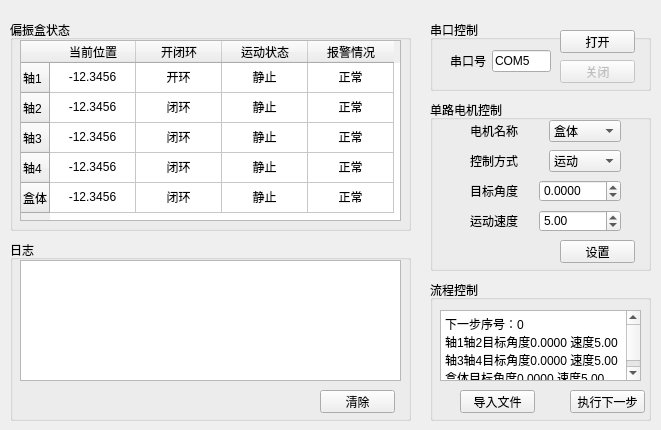
Qt form gui.ui (angel263wy/Ctrl_cabinet) before a commit.
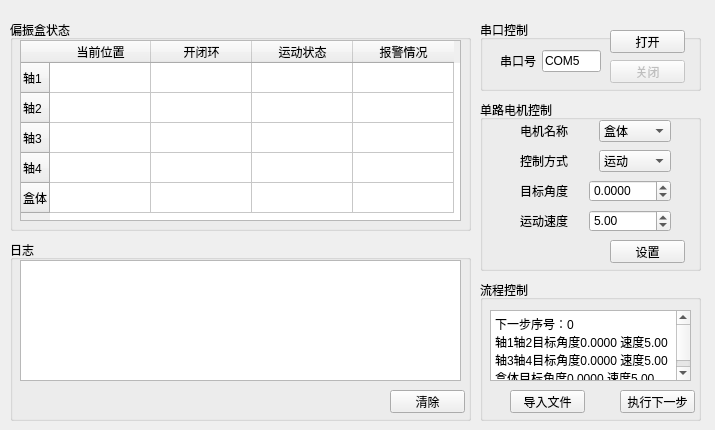
The same form after that commit.

Commit message: 完成串口接收程序 完成接收帧解码 显示

```diff
--- a/gui.ui
+++ b/gui.ui
@@ -6,7 +6,7 @@
    <rect>
     <x>0</x>
     <y>0</y>
-    <width>661</width>
+    <width>715</width>
     <height>430</height>
    </rect>
   </property>
@@ -16,7 +16,7 @@
   <widget class="QGroupBox" name="groupBox">
    <property name="geometry">
     <rect>
-     <x>430</x>
+     <x>480</x>
      <y>20</y>
      <width>221</width>
      <height>71</height>
@@ -92,7 +92,7 @@
     <rect>
      <x>10</x>
      <y>20</y>
-     <width>401</width>
+     <width>461</width>
      <height>211</height>
     </rect>
    </property>
@@ -104,7 +104,7 @@
      <rect>
       <x>10</x>
       <y>20</y>
-      <width>381</width>
+      <width>441</width>
       <height>181</height>
      </rect>
     </property>
@@ -115,7 +115,7 @@
      <number>1</number>
     </property>
     <attribute name="horizontalHeaderDefaultSectionSize">
-     <number>86</number>
+     <number>101</number>
     </attribute>
     <row>
      <property name="text">
@@ -164,7 +164,7 @@
     </column>
     <item row="0" column="0">
      <property name="text">
-      <string>-12.3456</string>
+      <string/>
      </property>
      <property name="textAlignment">
       <set>AlignCenter</set>
@@ -172,7 +172,7 @@
     </item>
     <item row="0" column="1">
      <property name="text">
-      <string>开环</string>
+      <string/>
      </property>
      <property name="textAlignment">
       <set>AlignCenter</set>
@@ -180,7 +180,7 @@
     </item>
     <item row="0" column="2">
      <property name="text">
-      <string>静止</string>
+      <string/>
      </property>
      <property name="textAlignment">
       <set>AlignCenter</set>
@@ -188,7 +188,7 @@
     </item>
     <item row="0" column="3">
      <property name="text">
-      <string>正常</string>
+      <string/>
      </property>
      <property name="textAlignment">
       <set>AlignCenter</set>
@@ -196,7 +196,7 @@
     </item>
     <item row="1" column="0">
      <property name="text">
-      <string>-12.3456</string>
+      <string/>
      </property>
      <property name="textAlignment">
       <set>AlignCenter</set>
@@ -204,7 +204,7 @@
     </item>
     <item row="1" column="1">
      <property name="text">
-      <string>闭环</string>
+      <string/>
      </property>
      <property name="textAlignment">
       <set>AlignCenter</set>
@@ -212,7 +212,7 @@
     </item>
     <item row="1" column="2">
      <property name="text">
-      <string>静止</string>
+      <string/>
      </property>
      <property name="textAlignment">
       <set>AlignCenter</set>
@@ -220,7 +220,7 @@
     </item>
     <item row="1" column="3">
      <property name="text">
-      <string>正常</string>
+      <string/>
      </property>
      <property name="textAlignment">
       <set>AlignCenter</set>
@@ -228,7 +228,7 @@
     </item>
     <item row="2" column="0">
      <property name="text">
-      <string>-12.3456</string>
+      <string/>
      </property>
      <property name="textAlignment">
       <set>AlignCenter</set>
@@ -236,7 +236,7 @@
     </item>
     <item row="2" column="1">
      <property name="text">
-      <string>闭环</string>
+      <string/>
      </property>
      <property name="textAlignment">
       <set>AlignCenter</set>
@@ -244,7 +244,7 @@
     </item>
     <item row="2" column="2">
      <property name="text">
-      <string>静止</string>
+      <string/>
      </property>
      <property name="textAlignment">
       <set>AlignCenter</set>
@@ -252,7 +252,7 @@
     </item>
     <item row="2" column="3">
      <property name="text">
-      <string>正常</string>
+      <string/>
      </property>
      <property name="textAlignment">
       <set>AlignCenter</set>
@@ -260,7 +260,7 @@
     </item>
     <item row="3" column="0">
      <property name="text">
-      <string>-12.3456</string>
+      <string/>
      </property>
      <property name="textAlignment">
       <set>AlignCenter</set>
@@ -268,7 +268,7 @@
     </item>
     <item row="3" column="1">
      <property name="text">
-      <string>闭环</string>
+      <string/>
      </property>
      <property name="textAlignment">
       <set>AlignCenter</set>
@@ -276,7 +276,7 @@
     </item>
     <item row="3" column="2">
      <property name="text">
-      <string>静止</string>
+      <string/>
      </property>
      <property name="textAlignment">
       <set>AlignCenter</set>
@@ -284,7 +284,7 @@
     </item>
     <item row="3" column="3">
      <property name="text">
-      <string>正常</string>
+      <string/>
      </property>
      <property name="textAlignment">
       <set>AlignCenter</set>
@@ -292,7 +292,7 @@
     </item>
     <item row="4" column="0">
      <property name="text">
-      <string>-12.3456</string>
+      <string/>
      </property>
      <property name="textAlignment">
       <set>AlignCenter</set>
@@ -300,7 +300,7 @@
     </item>
     <item row="4" column="1">
      <property name="text">
-      <string>闭环</string>
+      <string/>
      </property>
      <property name="textAlignment">
       <set>AlignCenter</set>
@@ -308,7 +308,7 @@
     </item>
     <item row="4" column="2">
      <property name="text">
-      <string>静止</string>
+      <string/>
      </property>
      <property name="textAlignment">
       <set>AlignCenter</set>
@@ -316,7 +316,7 @@
     </item>
     <item row="4" column="3">
      <property name="text">
-      <string>正常</string>
+      <string/>
      </property>
      <property name="textAlignment">
       <set>AlignCenter</set>
@@ -327,7 +327,7 @@
   <widget class="QGroupBox" name="groupBox_3">
    <property name="geometry">
     <rect>
-     <x>430</x>
+     <x>480</x>
      <y>100</y>
      <width>221</width>
      <height>171</height>
@@ -528,7 +528,7 @@
   <widget class="QGroupBox" name="groupBox_4">
    <property name="geometry">
     <rect>
-     <x>430</x>
+     <x>480</x>
      <y>280</y>
      <width>221</width>
      <height>141</height>
@@ -589,7 +589,7 @@
     <rect>
      <x>10</x>
      <y>240</y>
-     <width>401</width>
+     <width>461</width>
      <height>181</height>
     </rect>
    </property>
@@ -601,7 +601,7 @@
      <rect>
       <x>10</x>
       <y>20</y>
-      <width>381</width>
+      <width>441</width>
       <height>121</height>
      </rect>
     </property>
@@ -609,7 +609,7 @@
    <widget class="QPushButton" name="pushButton_log_clear">
     <property name="geometry">
      <rect>
-      <x>310</x>
+      <x>380</x>
       <y>150</y>
       <width>75</width>
       <height>23</height>
```
Left out of the diff: 3 changed lines with no effect on the pictures. The commit also changes 2 other files.
